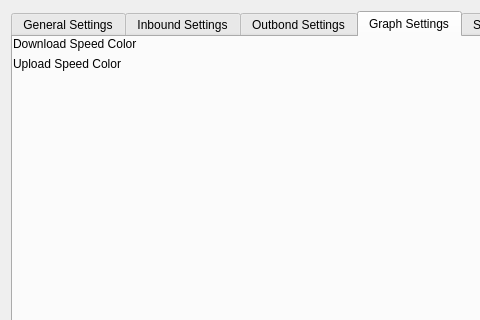
Old version of the form ui/settingsdialog.ui in the repository Trojan-Qt5/Trojan-Qt5; both pictures show x 0 to 480 and y 0 to 320 of the 634 by 493 pixel window.
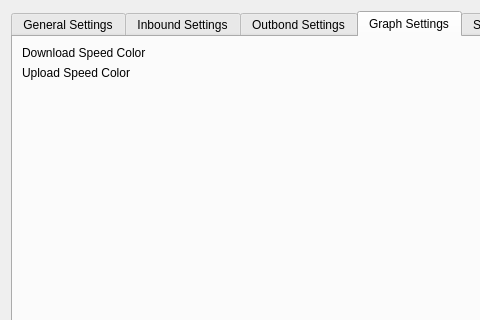
New version of the form. The open tabs and pages were chosen to show the change. Custom widgets are drawn as their Qt base class.

What changed in the file:
```diff
--- a/ui/settingsdialog.ui
+++ b/ui/settingsdialog.ui
@@ -534,15 +534,8 @@
       <attribute name="title">
        <string>Graph Settings</string>
       </attribute>
-      <widget class="QWidget" name="formLayoutWidget">
-       <property name="geometry">
-        <rect>
-         <x>0</x>
-         <y>0</y>
-         <width>611</width>
-         <height>411</height>
-        </rect>
-       </property>
+      <layout class="QGridLayout" name="gridLayout_8">
+       <item row="0" column="0">
        <layout class="QFormLayout" name="formLayout_6">
         <item row="0" column="0">
          <widget class="QLabel" name="label_17">
@@ -573,7 +566,8 @@
          </widget>
         </item>
        </layout>
-      </widget>
+       </item>
+      </layout>
      </widget>
      <widget class="QWidget" name="tab_4">
       <attribute name="title">
```
Lines whose indentation alone changed are shown as unchanged.
